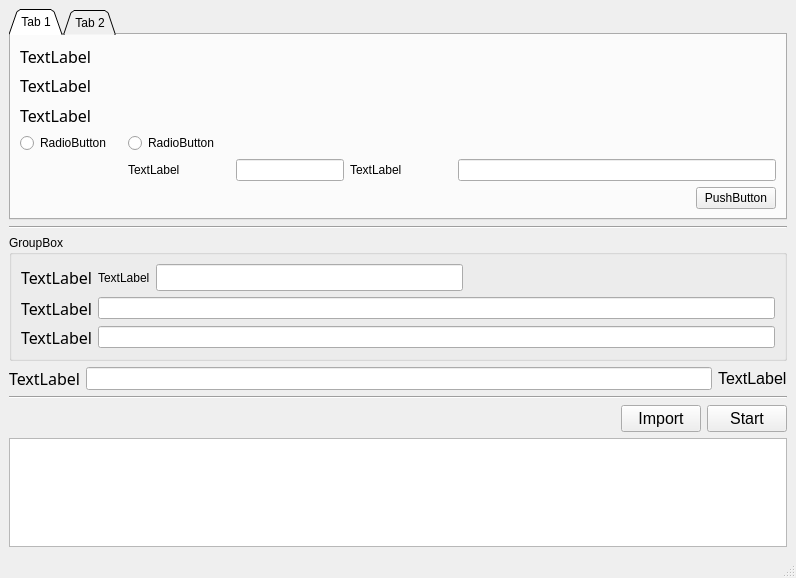
Before: the Qt Designer form pdf_merge/pdf_UI_2.ui in qianking/Tool, drawn with Qt 5.
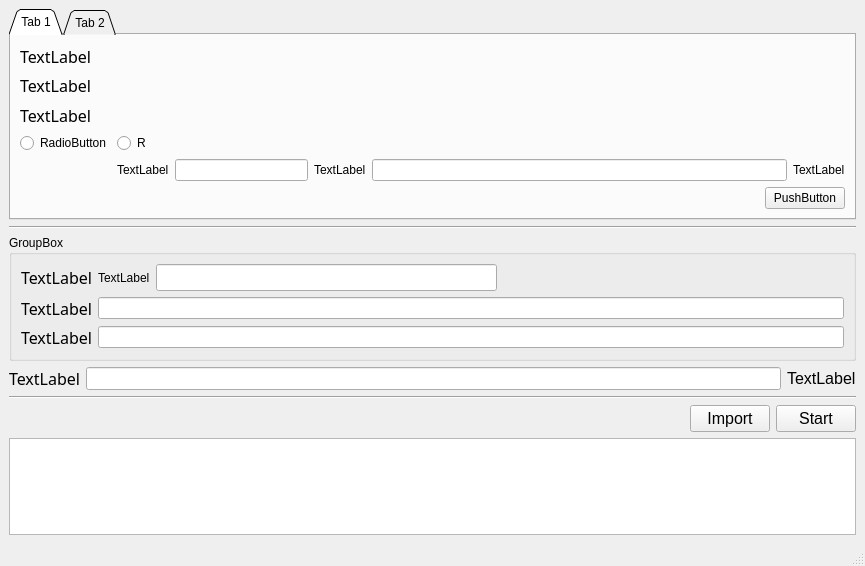
After: the same form once the commit is applied.

What changed in the file:
```diff
--- a/pdf_merge/pdf_UI_2.ui
+++ b/pdf_merge/pdf_UI_2.ui
@@ -6,8 +6,8 @@
    <rect>
     <x>0</x>
     <y>0</y>
-    <width>796</width>
-    <height>578</height>
+    <width>865</width>
+    <height>566</height>
    </rect>
   </property>
   <property name="windowTitle">
@@ -81,33 +81,50 @@
           </item>
           <item row="1" column="0" colspan="2">
            <layout class="QGridLayout" name="gridLayout_2">
-            <item row="4" column="4">
-             <widget class="QLabel" name="build_No">
-              <property name="text">
-               <string>TextLabel</string>
-              </property>
-             </widget>
+            <item row="1" column="4">
+             <widget class="QLineEdit" name="build_No_input"/>
             </item>
-            <item row="0" column="5" colspan="2">
+            <item row="0" column="2" colspan="4">
              <spacer name="horizontalSpacer_5">
               <property name="orientation">
                <enum>Qt::Horizontal</enum>
               </property>
               <property name="sizeHint" stdset="0">
                <size>
-                <width>318</width>
+                <width>468</width>
                 <height>20</height>
                </size>
               </property>
              </spacer>
             </item>
-            <item row="4" column="1">
+            <item row="1" column="5">
+             <widget class="QLabel" name="label_2">
+              <property name="text">
+               <string>TextLabel</string>
+              </property>
+             </widget>
+            </item>
+            <item row="1" column="3">
+             <widget class="QLabel" name="build_No">
+              <property name="text">
+               <string>TextLabel</string>
+              </property>
+             </widget>
+            </item>
+            <item row="1" column="1">
              <widget class="QLabel" name="build_num">
               <property name="text">
                <string>TextLabel</string>
               </property>
              </widget>
             </item>
+            <item row="0" column="1">
+             <widget class="QRadioButton" name="muilti">
+              <property name="text">
+               <string>R</string>
+              </property>
+             </widget>
+            </item>
             <item row="0" column="0">
              <widget class="QRadioButton" name="single">
               <property name="text">
@@ -115,10 +132,7 @@
               </property>
              </widget>
             </item>
-            <item row="4" column="5" colspan="2">
-             <widget class="QLineEdit" name="build_No_input"/>
-            </item>
-            <item row="4" column="2">
+            <item row="1" column="2">
              <widget class="QLineEdit" name="build_num_input">
               <property name="sizePolicy">
                <sizepolicy hsizetype="Minimum" vsizetype="Fixed">
@@ -126,12 +140,11 @@
                 <verstretch>0</verstretch>
                </sizepolicy>
               </property>
-             </widget>
-            </item>
-            <item row="0" column="1">
-             <widget class="QRadioButton" name="muilti">
-              <property name="text">
-               <string>RadioButton</string>
+              <property name="minimumSize">
+               <size>
+                <width>133</width>
+                <height>21</height>
+               </size>
               </property>
              </widget>
             </item>
@@ -144,7 +157,7 @@
             </property>
             <property name="sizeHint" stdset="0">
              <size>
-              <width>518</width>
+              <width>608</width>
               <height>20</height>
              </size>
             </property>
```
Left out of the diff: 404 changed lines with no effect on the pictures.
